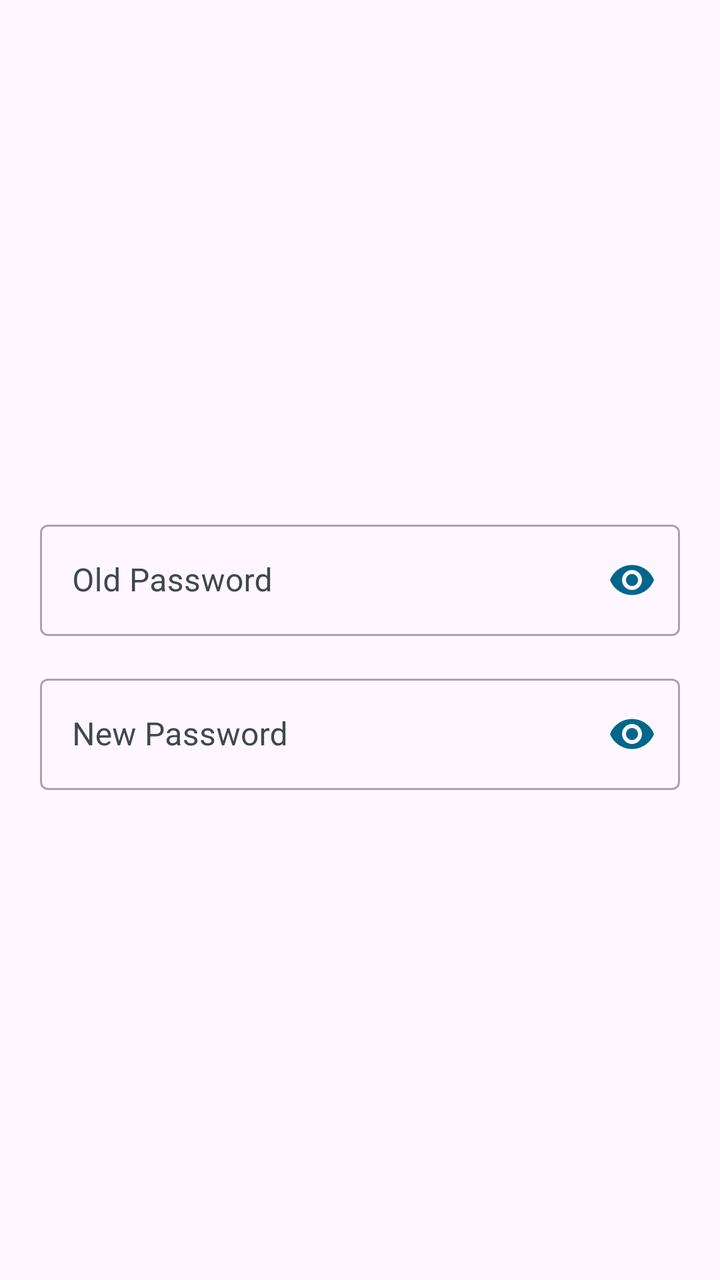
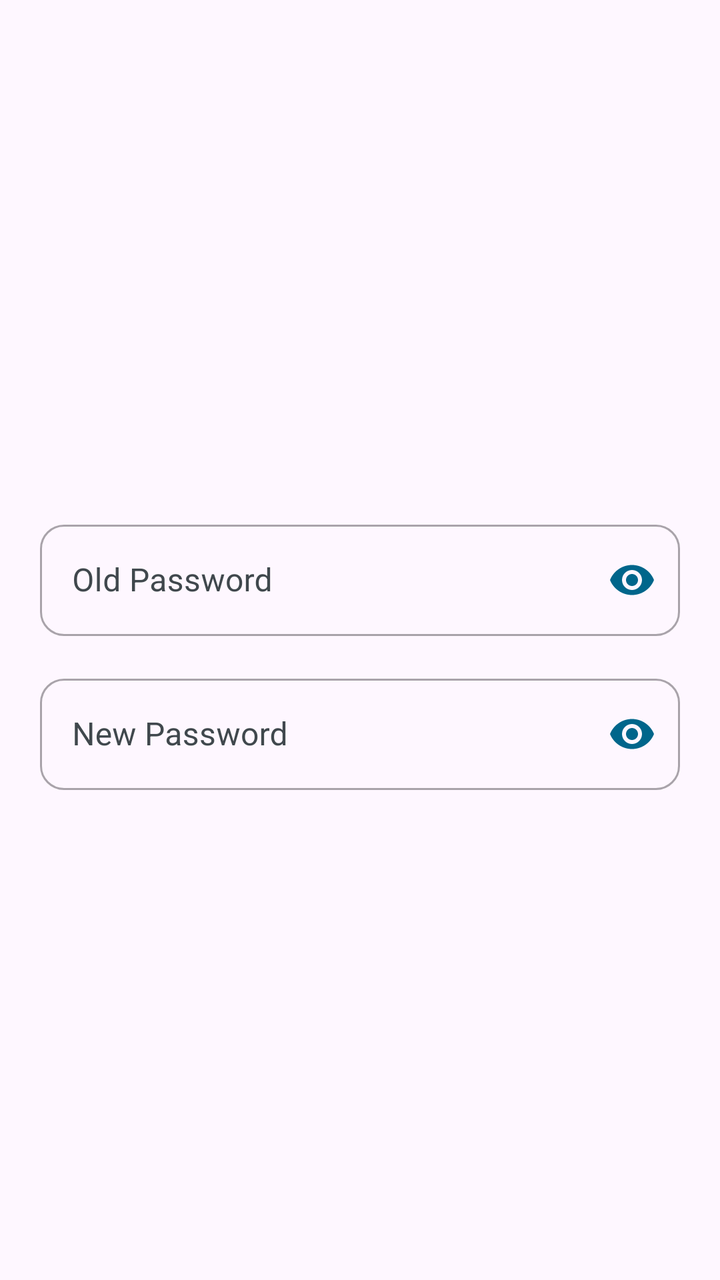

The first picture is an Android layout as it rendered before a commit; the second is the same layout after the commit. The layout source and the unified diff follow.
<!-- AndroidManifest.xml: application theme Theme.Main -->
<!-- res/layout/password_dialog.xml -->
<?xml version="1.0" encoding="utf-8"?>
<LinearLayout xmlns:android="http://schemas.android.com/apk/res/android"
    android:layout_width="match_parent"
    xmlns:app="http://schemas.android.com/apk/res-auto"
    android:gravity="center"
    android:orientation="vertical"
    android:layout_height="wrap_content">

    <com.google.android.material.textfield.TextInputLayout
        android:layout_width="match_parent"
        android:layout_height="wrap_content"
        android:textColorHint="?attr/secondary_text"
        android:hint="Old Password"
        app:passwordToggleEnabled="true"
        android:layout_marginBottom="8dp"
        android:layout_marginHorizontal="20dp"
        android:layout_marginTop="20dp"
        app:hintTextColor="?attr/button_background"
        app:placeholderTextColor="?attr/button_background"
        app:passwordToggleTint="?attr/button_background"
        style="@style/Widget.MaterialComponents.TextInputLayout.OutlinedBox"
        >

        <com.google.android.material.textfield.TextInputEditText
            android:layout_width="match_parent"
            android:id="@+id/old_password_edt"
            android:textColor="?attr/main_text"
            android:textColorHint="?attr/secondary_text"
            android:layout_height="wrap_content"
            android:inputType="textPassword"/>

    </com.google.android.material.textfield.TextInputLayout>

    <com.google.android.material.textfield.TextInputLayout
        android:layout_width="match_parent"
        android:layout_height="wrap_content"
        android:textColorHint="?attr/secondary_text"
        android:hint="New Password"
        app:passwordToggleEnabled="true"
        android:layout_marginBottom="8dp"
        android:layout_marginHorizontal="20dp"
        android:layout_marginTop="8dp"
        app:hintTextColor="?attr/button_background"
        app:placeholderTextColor="?attr/button_background"
        app:passwordToggleTint="?attr/button_background"
        style="@style/Widget.MaterialComponents.TextInputLayout.OutlinedBox"
        >

    <com.google.android.material.textfield.TextInputEditText
        android:layout_width="match_parent"
        android:id="@+id/password_edt"
        android:textColor="?attr/main_text"
        android:textColorHint="?attr/secondary_text"
        android:layout_height="wrap_content"
        android:inputType="textPassword"/>

    </com.google.android.material.textfield.TextInputLayout>

</LinearLayout>
<!-- resources referenced by this layout -->
<resources>
  <style name="Theme.Main" parent="Theme.Material3.DayNight.NoActionBar">
          <item name="colorPrimary">#8F4A51</item>
          <item name="colorAccent">#8F4A51</item>
          <item name="android:windowContentTransitions">true</item>
          <item name="android:statusBarColor">@android:color/transparent</item>
          <item name="android:navigationBarColor">#FFFBFF</item>
          <item name="screen_background">#FFFBFF</item>
          <item name="ui_background">#FFECED</item>
          <item name="bar_background">#F4DDDE</item>
          <item name="bar_ui">#765658</item>
          <item name="navigation">#Ead0d1</item>
          <item name="button_background">#8F4A51</item>
          <item name="main_text">#201A1A</item>
          <item name="secondary_text">#524344</item>
          <item name="outline">#998E8E</item>
      </style>
</resources>

<!-- the commit's change to res/layout/password_dialog.xml (unified diff, before → after) -->
@@ -10,6 +10,10 @@
         android:layout_width="match_parent"
         android:layout_height="wrap_content"
         android:textColorHint="?attr/secondary_text"
+        app:boxCornerRadiusBottomEnd="12.dp"
+        app:boxCornerRadiusBottomStart="12.dp"
+        app:boxCornerRadiusTopEnd="12.dp"
+        app:boxCornerRadiusTopStart="12.dp"
         android:hint="Old Password"
         app:passwordToggleEnabled="true"
         android:layout_marginBottom="8dp"
@@ -37,6 +41,10 @@
         android:textColorHint="?attr/secondary_text"
         android:hint="New Password"
         app:passwordToggleEnabled="true"
+        app:boxCornerRadiusBottomEnd="12.dp"
+        app:boxCornerRadiusBottomStart="12.dp"
+        app:boxCornerRadiusTopEnd="12.dp"
+        app:boxCornerRadiusTopStart="12.dp"
         android:layout_marginBottom="8dp"
         android:layout_marginHorizontal="20dp"
         android:layout_marginTop="8dp"
